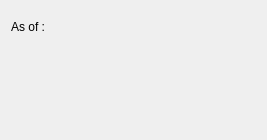
Before: the Qt Designer form guiclient/printStatementByCustomer.ui in discountscott/qt-client, drawn with Qt 5.
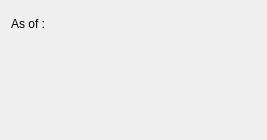
After: the same form once the commit is applied. Custom widgets are drawn as their Qt base class.

```diff
--- a/guiclient/printStatementByCustomer.ui
+++ b/guiclient/printStatementByCustomer.ui
@@ -23,7 +23,10 @@
   <layout class="QGridLayout" name="gridLayout_2">
    <item row="0" column="0">
     <layout class="QGridLayout" name="gridLayout">
-     <item row="3" column="0">
+     <item row="0" column="0">
+      <widget class="CustCluster" name="_cust"/>
+     </item>
+     <item row="1" column="0">
       <layout class="QHBoxLayout" name="horizontalLayout">
        <item>
         <widget class="QLabel" name="_asOfLit">
@@ -35,22 +38,9 @@
        <item>
         <widget class="DLineEdit" name="_asOf"/>
        </item>
-       <item>
-        <spacer name="horizontalSpacer">
-         <property name="orientation">
-          <enum>Qt::Horizontal</enum>
-         </property>
-         <property name="sizeHint" stdset="0">
-          <size>
-           <width>40</width>
-           <height>20</height>
-          </size>
-         </property>
-        </spacer>
-       </item>
       </layout>
      </item>
-     <item row="4" column="0">
+     <item row="2" column="0">
       <spacer name="verticalSpacer">
        <property name="orientation">
         <enum>Qt::Vertical</enum>
```
Left out of the diff: 3 changed lines with no effect on the pictures.
